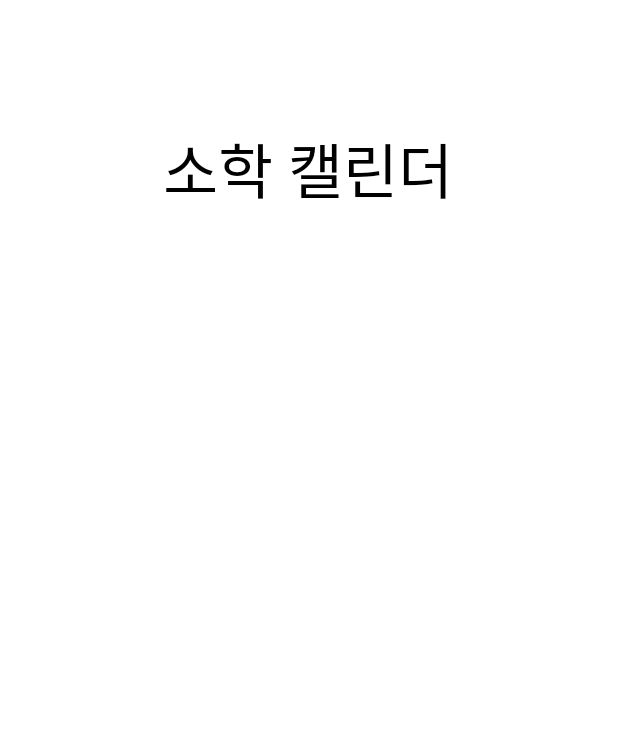
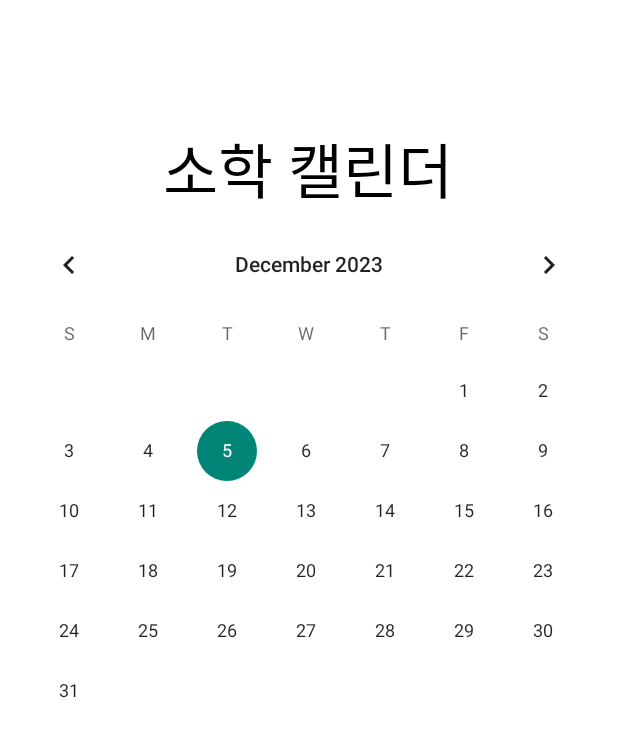
Before and after one commit to junsu0306/School_Manager, an Android app: the fragment calendar shown on its own in the app's theme, on a phone screen of 412 x 824 dp. Shown: the top 737 px of the screen. Run offline under Robolectric (Android 15) with nearby library versions, the phone set to English and light mode, and no system bars.

Commit message:
캘린더뷰

```diff
--- a/app/src/main/res/layout/fragment_calendar.xml
+++ b/app/src/main/res/layout/fragment_calendar.xml
@@ -24,4 +24,13 @@
         app:layout_constraintTop_toTopOf="parent"
         app:layout_constraintVertical_bias="0.495" />
 
+    <CalendarView
+        android:id="@+id/calendarView"
+        android:layout_width="0dp"
+        android:layout_height="0dp"
+        app:layout_constraintBottom_toBottomOf="parent"
+        app:layout_constraintEnd_toEndOf="parent"
+        app:layout_constraintStart_toStartOf="parent"
+        app:layout_constraintTop_toBottomOf="@+id/txt_calTitle" />
+
 </androidx.constraintlayout.widget.ConstraintLayout>
```
